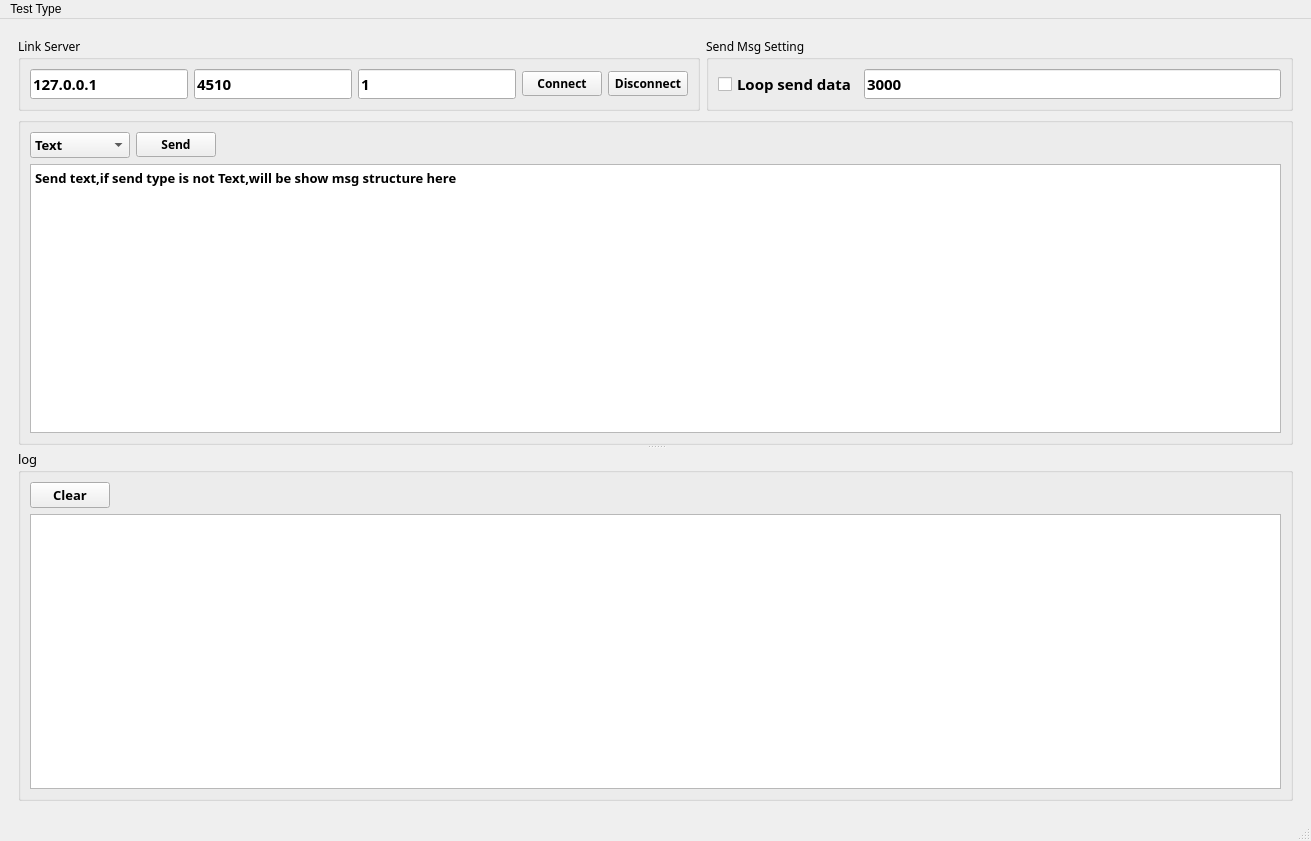
Old version of the form coding/simulationclient/src/ui/mainwindow.ui in the repository BrandoGH/lbgs.
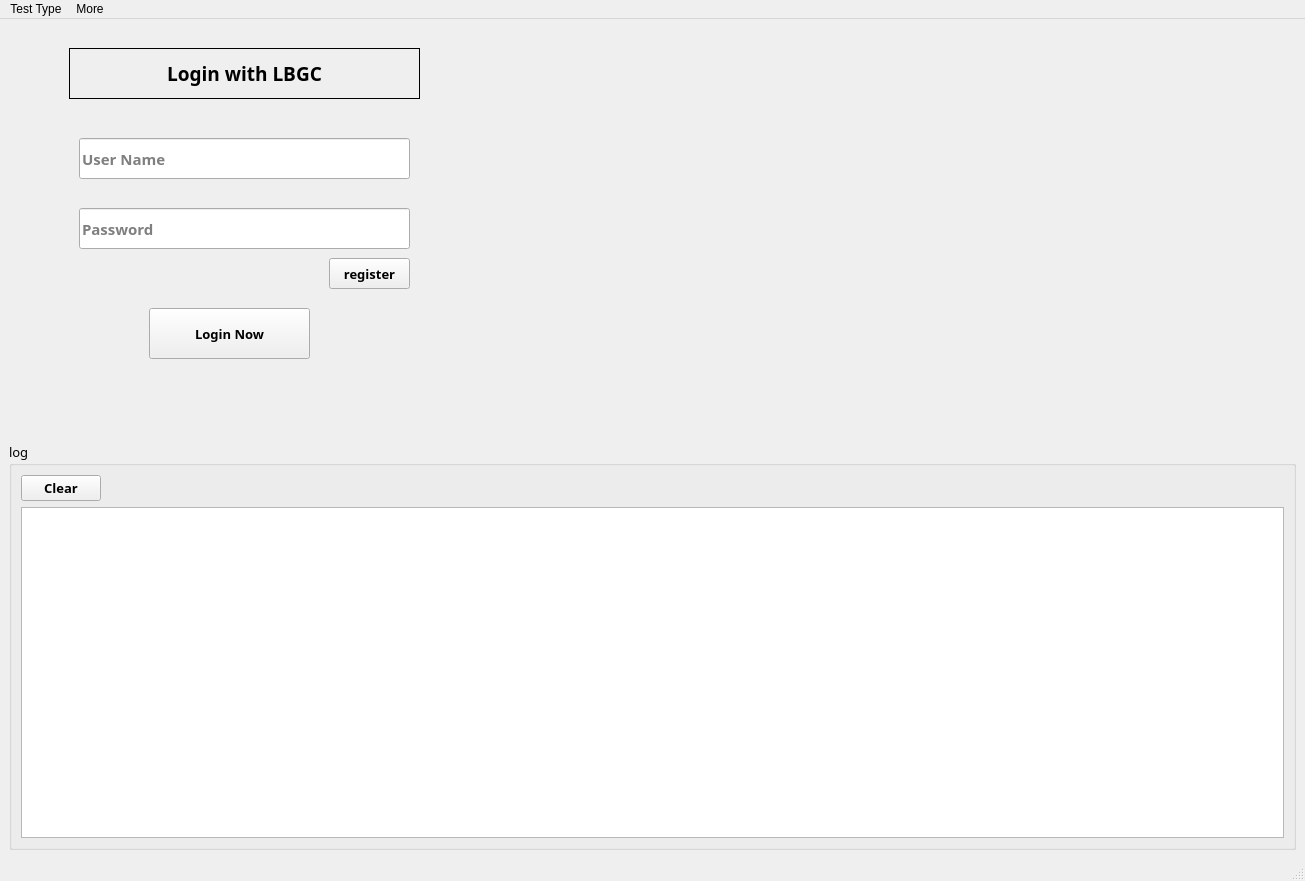
New version of the form.

Commit message: simulationclient: add game login widget

The edit to the form file:
```diff
--- a/coding/simulationclient/src/ui/mainwindow.ui
+++ b/coding/simulationclient/src/ui/mainwindow.ui
@@ -6,22 +6,88 @@
    <rect>
     <x>0</x>
     <y>0</y>
-    <width>1311</width>
-    <height>841</height>
+    <width>1305</width>
+    <height>881</height>
    </rect>
   </property>
   <property name="windowTitle">
    <string>MainWindow</string>
   </property>
   <widget class="QWidget" name="centralwidget">
-   <layout class="QVBoxLayout" name="verticalLayout">
-    <item>
+   <layout class="QGridLayout" name="gridLayout_4">
+    <item row="1" column="0">
+     <widget class="QGroupBox" name="groupBox_6">
+      <property name="font">
+       <font>
+        <family>微软雅黑</family>
+        <pointsize>10</pointsize>
+        <weight>50</weight>
+        <bold>false</bold>
+       </font>
+      </property>
+      <property name="title">
+       <string>log</string>
+      </property>
+      <layout class="QGridLayout" name="gridLayout">
+       <item row="0" column="1">
+        <spacer name="horizontalSpacer_2">
+         <property name="orientation">
+          <enum>Qt::Horizontal</enum>
+         </property>
+         <property name="sizeHint" stdset="0">
+          <size>
+           <width>1171</width>
+           <height>20</height>
+          </size>
+         </property>
+        </spacer>
+       </item>
+       <item row="0" column="0">
+        <widget class="QPushButton" name="pushButton_clearLog">
+         <property name="font">
+          <font>
+           <family>微软雅黑</family>
+           <pointsize>10</pointsize>
+           <weight>75</weight>
+           <bold>true</bold>
+          </font>
+         </property>
+         <property name="text">
+          <string>Clear</string>
+         </property>
+        </widget>
+       </item>
+       <item row="1" column="0" colspan="2">
+        <widget class="QPlainTextEdit" name="plainTextEdit_log">
+         <property name="font">
+          <font>
+           <family>微软雅黑</family>
+           <pointsize>10</pointsize>
+           <weight>75</weight>
+           <bold>true</bold>
+          </font>
+         </property>
+         <property name="readOnly">
+          <bool>true</bool>
+         </property>
+         <property name="plainText">
+          <string/>
+         </property>
+         <property name="placeholderText">
+          <string/>
+         </property>
+        </widget>
+       </item>
+      </layout>
+     </widget>
+    </item>
+    <item row="0" column="0">
      <widget class="QStackedWidget" name="stackedWidget">
       <property name="currentIndex">
-       <number>0</number>
+       <number>1</number>
       </property>
       <widget class="QWidget" name="page_communication">
-       <layout class="QGridLayout" name="gridLayout">
+       <layout class="QGridLayout" name="gridLayout_3">
         <item row="0" column="0">
          <widget class="QGroupBox" name="groupBox">
           <property name="font">
@@ -170,10 +236,6 @@
          </widget>
         </item>
         <item row="1" column="0" colspan="2">
-         <widget class="QSplitter" name="splitter">
-          <property name="orientation">
-           <enum>Qt::Vertical</enum>
-          </property>
           <widget class="QGroupBox" name="groupBox_5">
            <property name="title">
             <string/>
@@ -260,73 +322,129 @@
             </item>
            </layout>
           </widget>
-          <widget class="QGroupBox" name="groupBox_6">
+        </item>
+       </layout>
+      </widget>
+      <widget class="QWidget" name="page_gameLogin">
+       <widget class="QLabel" name="label">
+        <property name="geometry">
+         <rect>
+          <x>60</x>
+          <y>20</y>
+          <width>351</width>
+          <height>51</height>
+         </rect>
+        </property>
            <property name="font">
             <font>
              <family>微软雅黑</family>
-             <pointsize>10</pointsize>
-             <weight>50</weight>
-             <bold>false</bold>
-            </font>
-           </property>
-           <property name="title">
-            <string>log</string>
-           </property>
-           <layout class="QGridLayout" name="gridLayout_3">
-            <item row="0" column="0">
-             <widget class="QPushButton" name="pushButton_clearLog">
+          <pointsize>14</pointsize>
+          <weight>75</weight>
+          <bold>true</bold>
+         </font>
+        </property>
+        <property name="frameShape">
+         <enum>QFrame::Box</enum>
+        </property>
+        <property name="text">
+         <string>Login with LBGC</string>
+        </property>
+        <property name="alignment">
+         <set>Qt::AlignCenter</set>
+        </property>
+       </widget>
+       <widget class="QLineEdit" name="lineEdit_loginName">
+        <property name="geometry">
+         <rect>
+          <x>70</x>
+          <y>110</y>
+          <width>331</width>
+          <height>41</height>
+         </rect>
+        </property>
               <property name="font">
                <font>
                 <family>微软雅黑</family>
-                <pointsize>10</pointsize>
+          <pointsize>11</pointsize>
                 <weight>75</weight>
                 <bold>true</bold>
+          <underline>false</underline>
                </font>
               </property>
               <property name="text">
-               <string>Clear</string>
-              </property>
-             </widget>
-            </item>
-            <item row="0" column="1">
-             <spacer name="horizontalSpacer_2">
-              <property name="orientation">
-               <enum>Qt::Horizontal</enum>
-              </property>
-              <property name="sizeHint" stdset="0">
-               <size>
-                <width>1171</width>
-                <height>20</height>
-               </size>
-              </property>
-             </spacer>
-            </item>
-            <item row="1" column="0" colspan="2">
-             <widget class="QPlainTextEdit" name="plainTextEdit_log">
+         <string/>
+        </property>
+        <property name="placeholderText">
+         <string>User Name</string>
+        </property>
+       </widget>
+       <widget class="QLineEdit" name="lineEdit_loginPassword">
+        <property name="geometry">
+         <rect>
+          <x>70</x>
+          <y>180</y>
+          <width>331</width>
+          <height>41</height>
+         </rect>
+        </property>
               <property name="font">
                <font>
                 <family>微软雅黑</family>
-                <pointsize>10</pointsize>
+          <pointsize>11</pointsize>
                 <weight>75</weight>
                 <bold>true</bold>
-               </font>
-              </property>
-              <property name="readOnly">
-               <bool>true</bool>
-              </property>
-              <property name="plainText">
+          <underline>false</underline>
+         </font>
+        </property>
+        <property name="text">
                <string/>
               </property>
               <property name="placeholderText">
-               <string/>
-              </property>
-             </widget>
-            </item>
-           </layout>
-          </widget>
-         </widget>
-        </item>
-       </layout>
+         <string>Password</string>
+        </property>
+       </widget>
+       <widget class="QPushButton" name="pushButton_login">
+        <property name="geometry">
+         <rect>
+          <x>140</x>
+          <y>280</y>
+          <width>161</width>
+          <height>51</height>
+         </rect>
+        </property>
+        <property name="font">
+         <font>
+          <family>微软雅黑</family>
+          <pointsize>10</pointsize>
+          <weight>75</weight>
+          <bold>true</bold>
+         </font>
+        </property>
+        <property name="text">
+         <string>Login Now</string>
+        </property>
+       </widget>
+       <widget class="QPushButton" name="pushButton_register">
+        <property name="geometry">
+         <rect>
+          <x>320</x>
+          <y>230</y>
+          <width>81</width>
+          <height>31</height>
+         </rect>
+        </property>
+        <property name="font">
+         <font>
+          <family>微软雅黑</family>
+          <pointsize>10</pointsize>
+          <weight>75</weight>
+          <bold>true</bold>
+         </font>
+        </property>
+        <property name="text">
+         <string>register</string>
+        </property>
+       </widget>
       </widget>
       <widget class="QWidget" name="page_Pending"/>
      </widget>
@@ -338,7 +456,7 @@
     <rect>
      <x>0</x>
      <y>0</y>
-     <width>1311</width>
+     <width>1305</width>
      <height>23</height>
     </rect>
    </property>
@@ -347,9 +465,16 @@
      <string>Test Type</string>
     </property>
     <addaction name="actionCommunication"/>
-    <addaction name="actionPending"/>
+    <addaction name="actionGameLogin"/>
+   </widget>
+   <widget class="QMenu" name="menuMore">
+    <property name="title">
+     <string>More</string>
+    </property>
+    <addaction name="actionUIHotReload"/>
    </widget>
    <addaction name="menuCommunication"/>
+   <addaction name="menuMore"/>
   </widget>
   <widget class="QStatusBar" name="statusbar"/>
   <action name="actionCommunication">
```
Left out of the diff: 12 changed lines with no effect on the pictures. Lines whose indentation alone changed are shown as unchanged. The commit also changes 2 other files.
